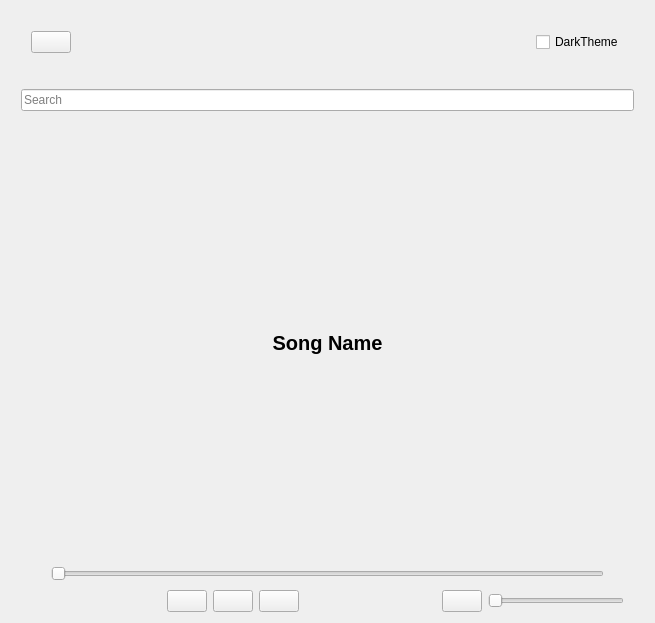
Qt form src/Components/MusicPlayer/MusicPlayer.ui (xuexiaolei1997/QTTool) before a commit.
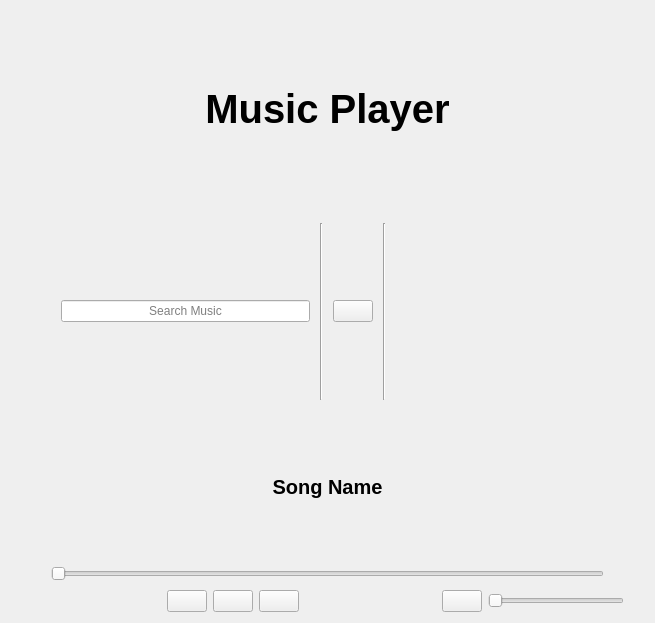
The same form after that commit. Icons and pictures are not drawn.

```diff
--- a/src/Components/MusicPlayer/MusicPlayer.ui
+++ b/src/Components/MusicPlayer/MusicPlayer.ui
@@ -36,36 +36,23 @@
       <number>20</number>
      </property>
      <item>
-      <widget class="QPushButton" name="pushButton_ChangeDir">
-       <property name="whatsThis">
-        <string>Select Music Folder</string>
+      <widget class="QLabel" name="label">
+       <property name="font">
+        <font>
+         <family>Arial</family>
+         <pointsize>30</pointsize>
+         <weight>75</weight>
+         <bold>true</bold>
+        </font>
        </property>
        <property name="text">
-        <string/>
+        <string>Music Player</string>
        </property>
-       <property name="icon">
-        <iconset resource="musicplayer.qrc">
-         <normaloff>:/icons/icons/files.svg</normaloff>:/icons/icons/files.svg</iconset>
+       <property name="alignment">
+        <set>Qt::AlignCenter</set>
        </property>
-      </widget>
-     </item>
-     <item>
-      <spacer name="horizontalSpacer">
-       <property name="orientation">
-        <enum>Qt::Horizontal</enum>
-       </property>
-       <property name="sizeHint" stdset="0">
-        <size>
-         <width>40</width>
-         <height>20</height>
-        </size>
-       </property>
-      </spacer>
-     </item>
-     <item>
-      <widget class="QCheckBox" name="checkBox_DarkTheme">
-       <property name="text">
-        <string>DarkTheme</string>
+       <property name="margin">
+        <number>20</number>
        </property>
       </widget>
      </item>
@@ -89,11 +76,84 @@
       <number>10</number>
      </property>
      <item>
-      <widget class="QLineEdit" name="lineEdit_SearchMusic">
-       <property name="placeholderText">
-        <string>Search</string>
-       </property>
-      </widget>
+      <layout class="QHBoxLayout" name="horizontalLayout_4">
+       <item>
+        <spacer name="horizontalSpacer_7">
+         <property name="orientation">
+          <enum>Qt::Horizontal</enum>
+         </property>
+         <property name="sizeType">
+          <enum>QSizePolicy::Minimum</enum>
+         </property>
+         <property name="sizeHint" stdset="0">
+          <size>
+           <width>40</width>
+           <height>20</height>
+          </size>
+         </property>
+        </spacer>
+       </item>
+       <item>
+        <widget class="QLineEdit" name="lineEdit_SearchMusic">
+         <property name="alignment">
+          <set>Qt::AlignCenter</set>
+         </property>
+         <property name="placeholderText">
+          <string>Search Music</string>
+         </property>
+        </widget>
+       </item>
+       <item>
+        <widget class="Line" name="line">
+         <property name="orientation">
+          <enum>Qt::Vertical</enum>
+         </property>
+        </widget>
+       </item>
+       <item>
+        <widget class="QPushButton" name="pushButton_ChangeDir">
+         <property name="whatsThis">
+          <string>Select Music Folder</string>
+         </property>
+         <property name="text">
+          <string/>
+         </property>
+         <property name="icon">
+          <iconset resource="musicplayer.qrc">
+           <normaloff>:/icons/icons/files.svg</normaloff>:/icons/icons/files.svg</iconset>
+         </property>
+         <property name="shortcut">
+          <string>Ctrl+O</string>
+         </property>
+         <property name="default">
+          <bool>false</bool>
+         </property>
+        </widget>
+       </item>
+       <item>
+        <widget class="Line" name="line_2">
+         <property name="orientation">
+          <enum>Qt::Vertical</enum>
+         </property>
+        </widget>
+       </item>
+       <item>
+        <spacer name="horizontalSpacer_4">
+         <property name="orientation">
+          <enum>Qt::Horizontal</enum>
+         </property>
+         <property name="sizeType">
+          <enum>QSizePolicy::Expanding</enum>
+         </property>
+         <property name="sizeHint" stdset="0">
+          <size>
+           <width>40</width>
+           <height>20</height>
+          </size>
+         </property>
+        </spacer>
+       </item>
+      </layout>
      </item>
     </layout>
    </item>
```
Left out of the diff: 5 changed lines with no effect on the pictures.
